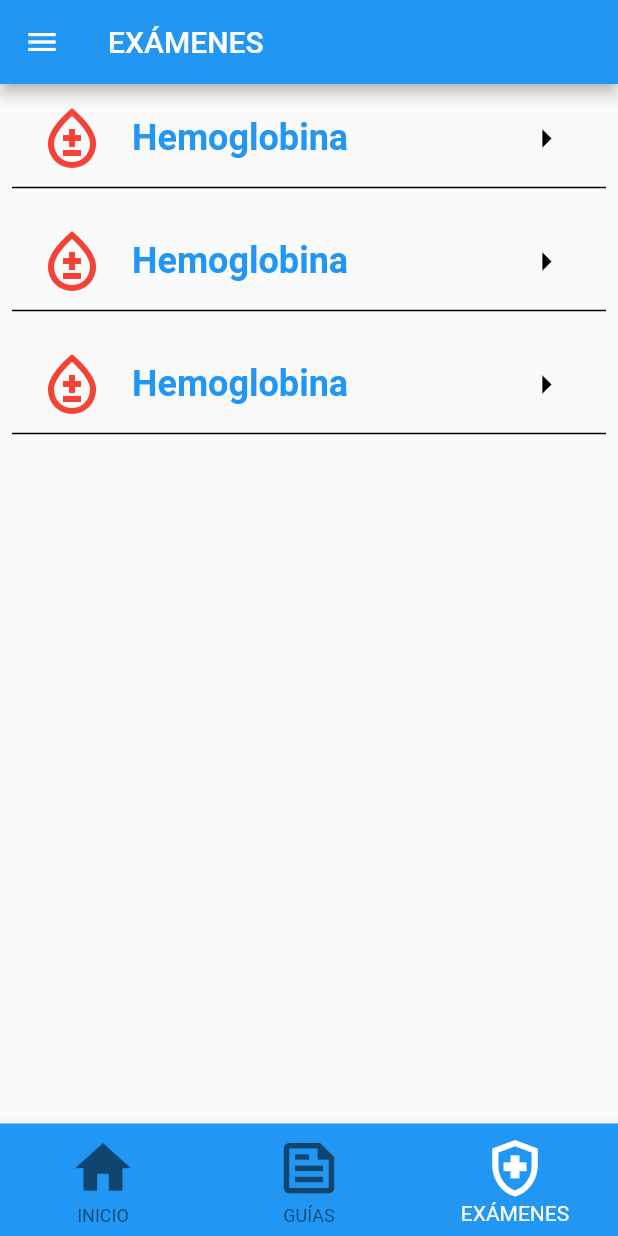
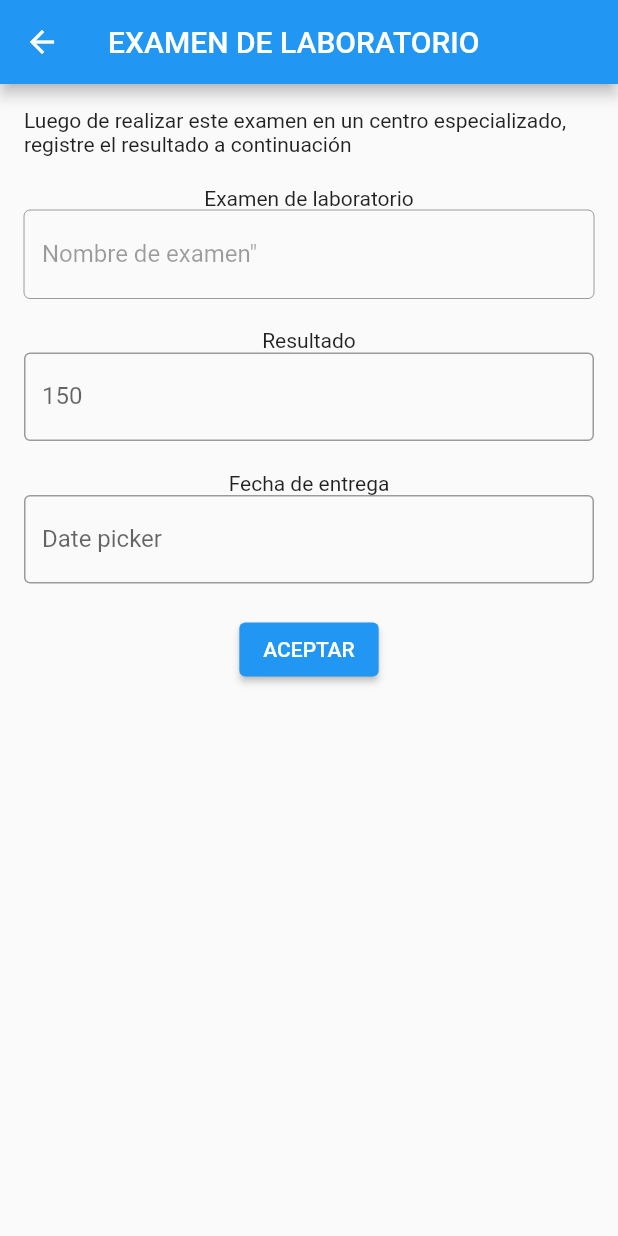
Before and after one commit to Dylan1234094/gest-app, a Flutter app: the screen it shows after launch, item 3 of the bottom bar chosen, after a tap on the "arrow right" icon, on a phone screen of 412 x 824 dp. Run offline on Flutter 3.47's test engine with Material 2 defaults, Android fonts, the phone set to English and light mode, and no system bars; our stand-ins replace cloud_firestore, firebase_auth, firebase_core, google_sign_in; missing offline and left inert: googleapis; accounts and stored records are empty; network calls fail.

Commit message:
Register Exam view & Guide detail

```diff
--- a/lib/layout/gest/exam/exam.dart
+++ b/lib/layout/gest/exam/exam.dart
@@ -1,61 +1,70 @@
-// ignore_for_file: prefer_const_constructors, prefer_const_literals_to_create_immutables
+// ignore_for_file: prefer_const_constructors
 
 import 'package:flutter/material.dart';
+import 'package:flutter/services.dart';
+import 'package:flutter/src/foundation/key.dart';
+import 'package:flutter/src/widgets/framework.dart';
 
-class ExamPage extends StatefulWidget {
+class RegisterExamPage extends StatefulWidget {
+  const RegisterExamPage({Key? key}) : super(key: key);
+
   @override
-  _ExamPageState createState() => _ExamPageState();
+  State<RegisterExamPage> createState() => _RegisterExamPageState();
 }
 
-class _ExamPageState extends State<ExamPage> {
+class _RegisterExamPageState extends State<RegisterExamPage> {
   @override
   Widget build(BuildContext context) {
-    return Scaffold(
+    return GestureDetector(
+      onTap: () => FocusScope.of(context).unfocus(),
+      child: Scaffold(
         appBar: AppBar(
-          leading: Icon(Icons.menu),
-          title: Text("EXÁMENES"),
+          leading: IconButton(
+            icon: const Icon(Icons.arrow_back, color: Colors.white),
+            onPressed: () => Navigator.of(context).pop(),
+          ),
+          title: Text("EXAMEN DE LABORATORIO"),
           actions: [],
         ),
-        body: ListView.builder(
-            itemCount: 3,
-            itemBuilder: ((context, index) {
-              return Padding(
-                  padding: const EdgeInsets.all(8.0),
+        body: Padding(
+          padding: const EdgeInsets.all(16),
           child: Column(
             children: [
-                      ListTile(
-                        title: Text(
-                          "Hemoglobina",
-                          style: TextStyle(
-                              fontWeight: FontWeight.bold,
-                              color: Colors.blue,
-                              fontSize: 24),
+              Text(
+                  "Luego de realizar este examen en un centro especializado, registre el resultado a continuación"),
+              SizedBox(height: 20),
+              Text("Examen de laboratorio"),
+              TextField(
+                enabled: false,
+                decoration: InputDecoration(
+                  border: OutlineInputBorder(),
+                  labelText: 'Nombre de examen"',
                 ),
-                        leading: Icon(
-                          Icons.bloodtype_outlined,
-                          size: 48,
-                          color: Colors.red,
               ),
-                        trailing: IconButton(
-                          onPressed: () {},
-                          icon: Icon(
-                            Icons.arrow_right,
-                            size: 30,
-                            color: Colors.black,
+              SizedBox(height: 20),
+              Text("Resultado"),
+              TextField(
+                keyboardType: TextInputType.number,
+                inputFormatters: [FilteringTextInputFormatter.digitsOnly],
+                decoration: InputDecoration(
+                  border: OutlineInputBorder(),
+                  labelText: '150',
+                ),
+              ),
+              SizedBox(height: 20),
+              Text("Fecha de entrega"),
+              TextField(
+                decoration: InputDecoration(
+                  border: OutlineInputBorder(),
+                  labelText: 'Date picker',
+                ),
+              ),
+              SizedBox(height: 20),
+              ElevatedButton(onPressed: () {}, child: Text("ACEPTAR"))
+            ],
           ),
         ),
       ),
-                      SizedBox(
-                        //!Divider
-                        height: 10,
-                        child: Center(
-                            child: Container(
-                          height: 1,
-                          color: Colors.black,
-                        )),
-                      ),
-                    ],
-                  ));
-            })));
+    );
   }
 }
--- /dev/null
+++ b/lib/layout/gest/exam/exams.dart
@@ -0,0 +1,71 @@
+// ignore_for_file: prefer_const_constructors, prefer_const_literals_to_create_immutables
+
+import 'package:flutter/material.dart';
+import 'package:gest_app/layout/gest/exam/exam.dart';
+
+class ExamPage extends StatefulWidget {
+  @override
+  _ExamPageState createState() => _ExamPageState();
+}
+
+class _ExamPageState extends State<ExamPage> {
+  @override
+  Widget build(BuildContext context) {
+    return Scaffold(
+        appBar: AppBar(
+          leading: Icon(Icons.menu),
+          title: Text("EXÁMENES"),
+          actions: [],
+        ),
+        body: ListView.builder(
+            itemCount: 3,
+            itemBuilder: ((context, index) {
+              return Padding(
+                  padding: const EdgeInsets.all(8.0),
+                  child: Column(
+                    children: [
+                      ListTile(
+                        title: Text(
+                          "Hemoglobina",
+                          style: TextStyle(
+                              fontWeight: FontWeight.bold,
+                              color: Colors.blue,
+                              fontSize: 24),
+                        ),
+                        leading: Icon(
+                          Icons.bloodtype_outlined,
+                          size: 48,
+                          color: Colors.red,
+                        ),
+                        trailing: IconButton(
+                          onPressed: () {
+                            Navigator.of(context).push(
+                              MaterialPageRoute<void>(
+                                  builder: (BuildContext context) {
+                                return RegisterExamPage( //! Se ingresa la UID
+                                  //idDrink: widget.cocktail.idDrink
+                                  );
+                              }),
+                            );
+                          },
+                          icon: Icon(
+                            Icons.arrow_right,
+                            size: 30,
+                            color: Colors.black,
+                          ),
+                        ),
+                      ),
+                      SizedBox(
+                        //!Divider
+                        height: 10,
+                        child: Center(
+                            child: Container(
+                          height: 1,
+                          color: Colors.black,
+                        )),
+                      ),
+                    ],
+                  ));
+            })));
+  }
+}
--- a/lib/layout/gest/tabs.dart
+++ b/lib/layout/gest/tabs.dart
@@ -1,7 +1,7 @@
 // ignore_for_file: prefer_const_constructors, prefer_const_literals_to_create_immutables
 
 import 'package:flutter/material.dart';
-import 'package:gest_app/layout/gest/exam/exam.dart';
+import 'package:gest_app/layout/gest/exam/exams.dart';
 import 'package:gest_app/layout/gest/guide/guides.dart';
 import 'package:gest_app/layout/gest/home/home.dart';
 
```
Also changed, not shown: lib/layout/gest/guide/guide_detail.dart (added, +27 -0 lines), lib/layout/gest/guide/guides.dart (+15 -1 lines). Lines whose indentation alone changed are shown as unchanged.
